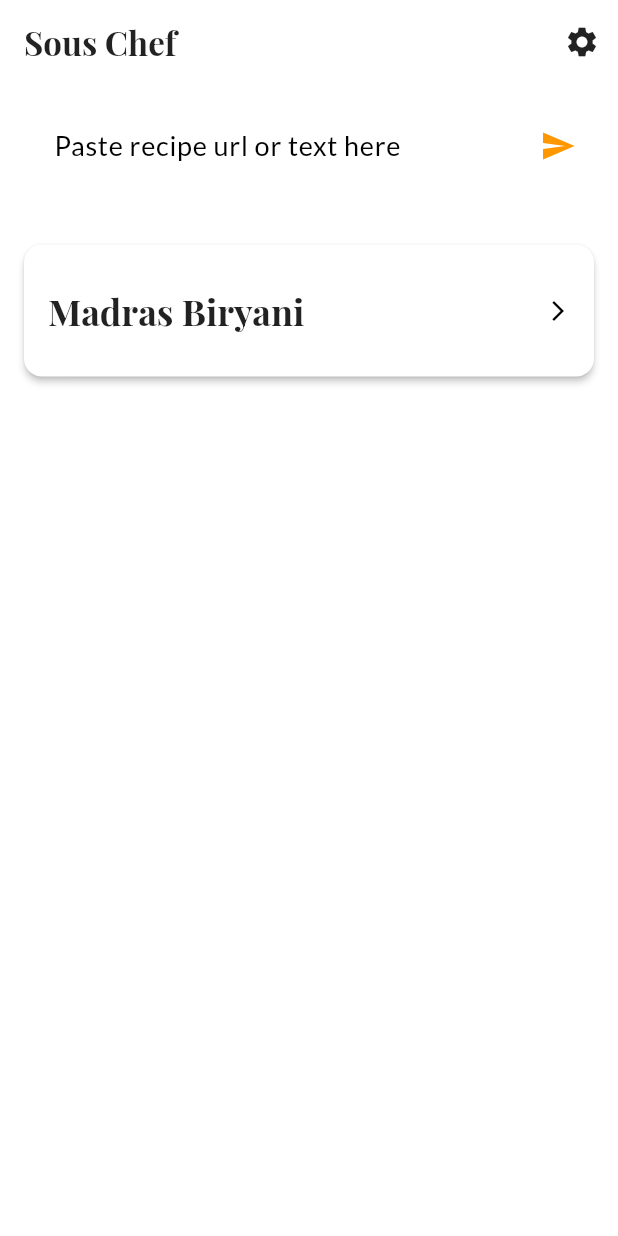
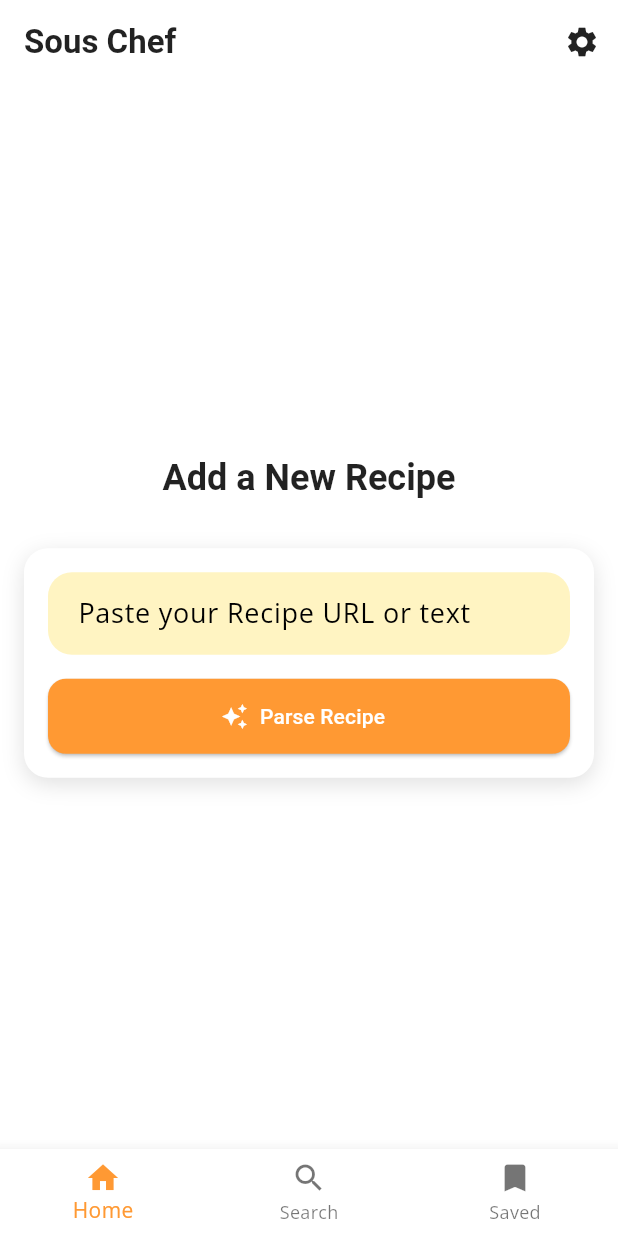
Before and after one commit to jithin-rajesh/sous-chef, a Flutter app: the screen it shows after launch, on a phone screen of 412 x 824 dp. Run offline on Flutter 3.47's test engine with Material 3 defaults, Android fonts, the phone set to English and light mode, and no system bars; our stand-ins replace google_fonts, google_generative_ai, just_audio, shared_preferences.

Commit message:
Some UI Changes

```diff
--- a/lib/main.dart
+++ b/lib/main.dart
@@ -31,21 +31,21 @@ class SousChefApp extends StatelessWidget {
           ),
           scaffoldBackgroundColor: Colors.white,
           textTheme: TextTheme(
-            displayLarge: GoogleFonts.playfairDisplay(
+            displayLarge: GoogleFonts.zenDots(
               fontSize: 32,
               fontWeight: FontWeight.bold,
               color: Colors.black87,
             ),
-            titleLarge: GoogleFonts.playfairDisplay(
+            titleLarge: GoogleFonts.zenDots(
               fontSize: 24,
               fontWeight: FontWeight.bold,
               color: Colors.black87,
             ),
-            bodyLarge: GoogleFonts.lato(
+            bodyLarge: GoogleFonts.openSans(
               fontSize: 18,
               color: Colors.black87,
             ),
-            bodyMedium: GoogleFonts.lato(
+            bodyMedium: GoogleFonts.openSans(
               fontSize: 16,
               color: Colors.black54,
             ),
@@ -54,7 +54,7 @@ class SousChefApp extends StatelessWidget {
             backgroundColor: Colors.white,
             elevation: 0,
             iconTheme: const IconThemeData(color: Colors.black87),
-            titleTextStyle: GoogleFonts.playfairDisplay(
+            titleTextStyle: GoogleFonts.zenDots(
               color: Colors.black87,
               fontSize: 22,
               fontWeight: FontWeight.bold,
--- a/lib/screens/home_screen.dart
+++ b/lib/screens/home_screen.dart
@@ -139,11 +139,16 @@ class _HomeScreenState extends State<HomeScreen> {
     }
   }
 
+  int _selectedIndex = 0;
+
+  void _onItemTapped(int index) {
+    setState(() {
+      _selectedIndex = index;
+    });
+  }
+
   @override
   Widget build(BuildContext context) {
-    final recipeData = Provider.of<RecipeProvider>(context);
-    final recipes = recipeData.recipes;
-
     return Scaffold(
       appBar: AppBar(
         title: const Text('Sous Chef'),
@@ -155,46 +160,143 @@ class _HomeScreenState extends State<HomeScreen> {
           ),
         ],
       ),
-      body: Column(
+      body: IndexedStack(
+        index: _selectedIndex,
         children: [
-          // Quick Add Section
+          _buildHomeTab(),
+          _buildSearchTab(),
+          _buildSavedTab(),
+        ],
+      ),
+      bottomNavigationBar: BottomNavigationBar(
+        items: const <BottomNavigationBarItem>[
+          BottomNavigationBarItem(
+            icon: Icon(Icons.home),
+            label: 'Home',
+          ),
+          BottomNavigationBarItem(
+            icon: Icon(Icons.search),
+            label: 'Search',
+          ),
+          BottomNavigationBarItem(
+            icon: Icon(Icons.bookmark),
+            label: 'Saved',
+          ),
+        ],
+        currentIndex: _selectedIndex,
+        selectedItemColor: Theme.of(context).primaryColor,
+        onTap: _onItemTapped,
+      ),
+    );
+  }
+
+  Widget _buildHomeTab() {
+    return Center(
+      child: SingleChildScrollView(
+        child: Column(
+          mainAxisAlignment: MainAxisAlignment.center,
+          children: [
+            Padding(
+              padding: const EdgeInsets.symmetric(horizontal: 24, vertical: 16),
+              child: Text(
+                'Add a New Recipe',
+                style: Theme.of(context).textTheme.titleLarge,
+                textAlign: TextAlign.center,
+              ),
+            ),
             Container(
+              margin: const EdgeInsets.all(16),
               padding: const EdgeInsets.all(16),
-            color: Theme.of(context).colorScheme.surfaceVariant.withOpacity(0.3),
-            child: Row(
+              decoration: BoxDecoration(
+                color: Theme.of(context).cardColor,
+                borderRadius: BorderRadius.circular(16),
+                boxShadow: const [
+                  BoxShadow(
+                    blurRadius: 12,
+                    color: Colors.black12,
+                    offset: Offset(0, 4),
+                  )
+                ],
+              ),
+              child: Column(
                 children: [
-                Expanded(
-                  child: TextField(
+                  TextField(
                     controller: _recipeInputController,
-                    decoration: const InputDecoration(
-                      hintText: 'Paste recipe url or text here',
-                      border: OutlineInputBorder(),
-                      contentPadding: EdgeInsets.symmetric(horizontal: 16, vertical: 12),
+                    decoration: InputDecoration(
+                      hintText: 'Paste your Recipe URL or text',
+                      filled: true,
+                      fillColor: const Color(0xFFFFF4C2),
+                      border: OutlineInputBorder(
+                        borderRadius: BorderRadius.circular(16),
+                        borderSide: BorderSide.none,
+                      ),
+                      contentPadding: const EdgeInsets.symmetric(horizontal: 16, vertical: 14),
+                    ),
+                    maxLines: 5,
+                    minLines: 1,
+                  ),
+                  const SizedBox(height: 16),
+                  SizedBox(
+                    width: double.infinity,
+                    height: 50,
+                    child: _isParsing
+                        ? const Center(child: CircularProgressIndicator())
+                        : ElevatedButton.icon(
+                            onPressed: () async {
+                              await _handleQuickAdd();
+                              // Switch to saved tab on success if not parsing anymore (and no error theoretically)
+                              // Simple check: if text is cleared, it was likely successful
+                              if (_recipeInputController.text.isEmpty) {
+                                setState(() {
+                                  _selectedIndex = 2; // Switch to Saved
+                                });
+                              }
+                            },
+                            icon: const Icon(Icons.auto_awesome),
+                            label: const Text('Parse Recipe'),
+                            style: ElevatedButton.styleFrom(
+                              backgroundColor: Theme.of(context).primaryColor,
+                              foregroundColor: Colors.white,
+                              shape: RoundedRectangleBorder(
+                                borderRadius: BorderRadius.circular(12),
                               ),
                             ),
                           ),
-                const SizedBox(width: 8),
-                _isParsing
-                    ? const Padding(
-                        padding: EdgeInsets.all(8.0),
-                        child: SizedBox(
-                          width: 24,
-                          height: 24,
-                          child: CircularProgressIndicator(strokeWidth: 2),
-                        ),
-                      )
-                    : IconButton(
-                        onPressed: _handleQuickAdd,
-                        icon: const Icon(Icons.send),
-                        color: Colors.orange, // Saffron Orange roughly
-                        tooltip: 'Parse Recipe',
                   ),
                 ],
+              ),
+            ),
+          ],
+        ),
+      ),
+    );
+  }
+
+  Widget _buildSearchTab() {
+    return const Center(
+      child: Text('Search Feature Coming Soon'),
+    );
+  }
+
+  Widget _buildSavedTab() {
+    final recipeData = Provider.of<RecipeProvider>(context);
+    final recipes = recipeData.recipes;
+
+    return Column(
+      crossAxisAlignment: CrossAxisAlignment.start,
+      children: [
+        Padding(
+          padding: const EdgeInsets.fromLTRB(16, 16, 16, 8),
+          child: Text(
+            'Saved Recipes',
+            style: Theme.of(context).textTheme.titleLarge,
           ),
         ),
         Expanded(
           child: recipeData.isLoading
               ? const Center(child: CircularProgressIndicator())
+              : recipes.isEmpty
+                ? const Center(child: Text('No saved recipes yet.'))
                 : ListView.builder(
                   padding: const EdgeInsets.all(16),
                   itemCount: recipes.length,
@@ -207,8 +309,9 @@ class _HomeScreenState extends State<HomeScreen> {
                         contentPadding: const EdgeInsets.all(16),
                         title: Text(
                           recipe.title,
-                            style: Theme.of(context).textTheme.titleLarge,
+                          style: Theme.of(context).textTheme.titleLarge?.copyWith(fontSize: 18),
                         ),
+                        subtitle: Text('${recipe.ingredients.length} ingredients • ${recipe.steps.length} steps'),
                         trailing: const Icon(Icons.arrow_forward_ios, size: 16),
                         onTap: () {
                           Navigator.of(context).pushNamed(
@@ -222,7 +325,6 @@ class _HomeScreenState extends State<HomeScreen> {
                 ),
         ),
       ],
-      ),
     );
   }
 }
--- a/lib/services/recipe_parser_service.dart
+++ b/lib/services/recipe_parser_service.dart
@@ -1,4 +1,5 @@
 import 'dart:convert';
+import 'package:flutter/foundation.dart';
 import 'package:google_generative_ai/google_generative_ai.dart';
 import '../models/recipe_model.dart';
 
@@ -39,7 +40,7 @@ Recipe Text: $text
       return Recipe.fromJson(data);
 
     } catch (e) {
-      print('Gemini Parser Error: $e');
+      debugPrint('Gemini Parser Error: $e');
       throw Exception('Failed to parse recipe. Please check your API key and try again.');
     }
   }
```
Also changed, not shown: 1 other file. Lines whose indentation alone changed are shown as unchanged.
